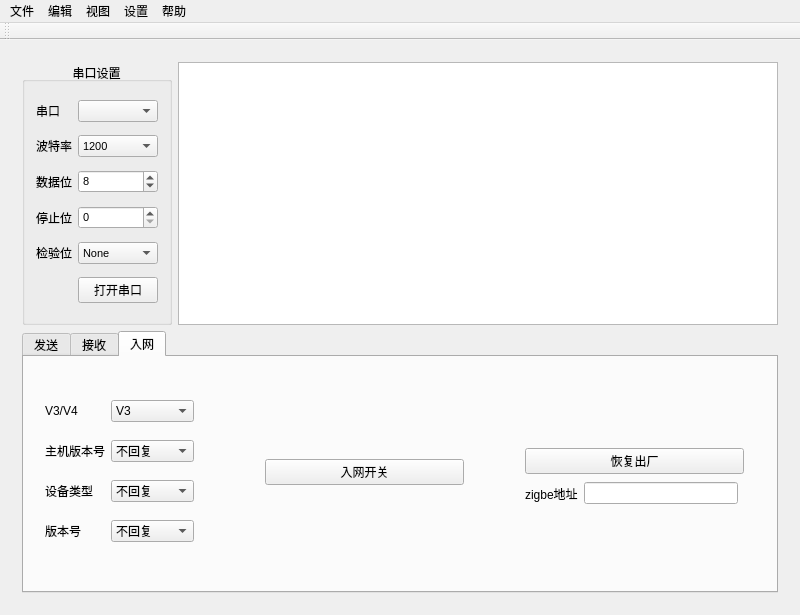
The window that SerialHelper/mainwindow.ui (JonahKing/SerialHelper-QT) describes before a commit, drawn with Qt 5.
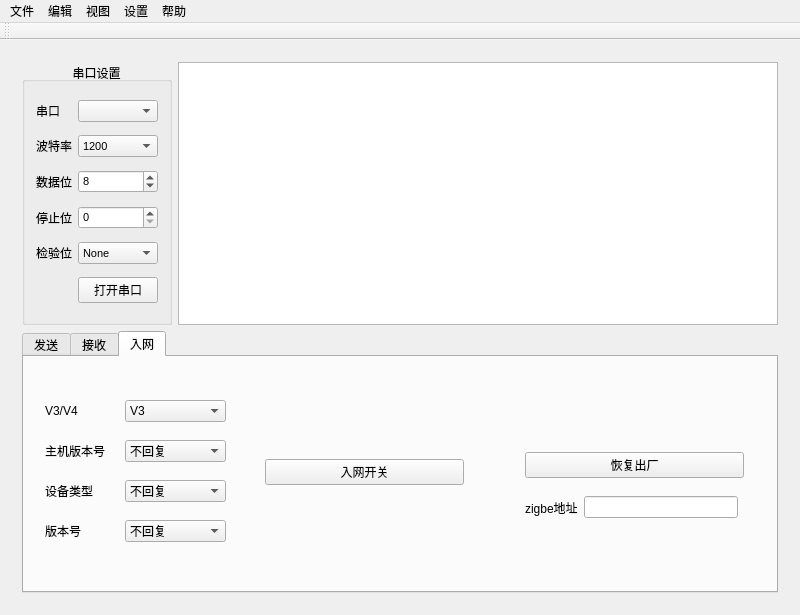
The same window after the commit. Icons and pictures are not drawn.

```diff
--- a/SerialHelper/mainwindow.ui
+++ b/SerialHelper/mainwindow.ui
@@ -759,7 +759,7 @@
             <rect>
              <x>10</x>
              <y>20</y>
-             <width>171</width>
+             <width>203</width>
              <height>191</height>
             </rect>
            </property>
@@ -885,21 +885,21 @@
              <x>490</x>
              <y>80</y>
              <width>241</width>
-             <height>81</height>
+             <height>101</height>
             </rect>
            </property>
            <layout class="QGridLayout" name="gridLayout_9">
-            <item row="2" column="1" rowspan="2">
+            <item row="3" column="1" rowspan="2">
              <widget class="QLineEdit" name="ZigbeeMAC"/>
             </item>
-            <item row="2" column="0" rowspan="2">
+            <item row="3" column="0" rowspan="2">
              <widget class="QLabel" name="label_5">
               <property name="text">
                <string>zigbe地址</string>
               </property>
              </widget>
             </item>
-            <item row="0" column="0" rowspan="2" colspan="3">
+            <item row="1" column="0" rowspan="2" colspan="3">
              <widget class="QPushButton" name="ResetZigbeebutton">
               <property name="text">
                <string>恢复出厂</string>
```
Left out of the diff: 6 changed lines with no effect on the pictures.
